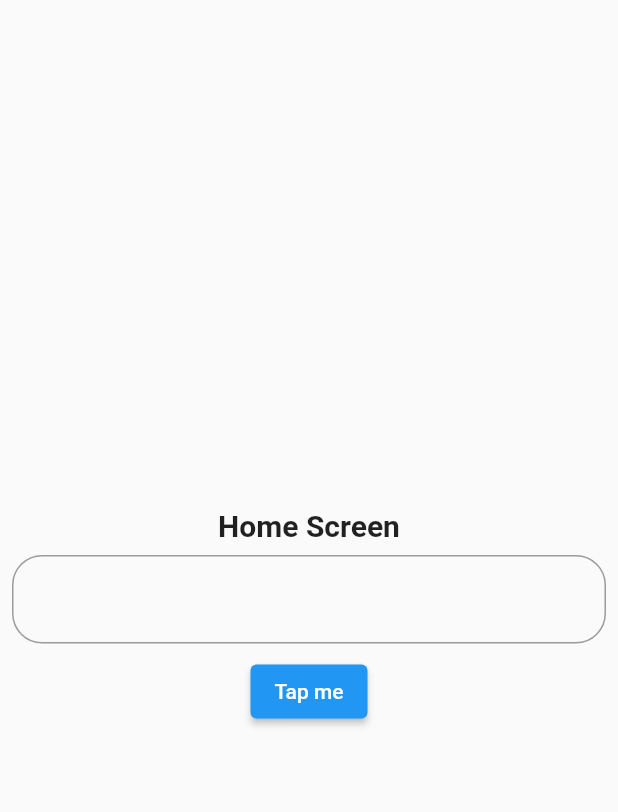
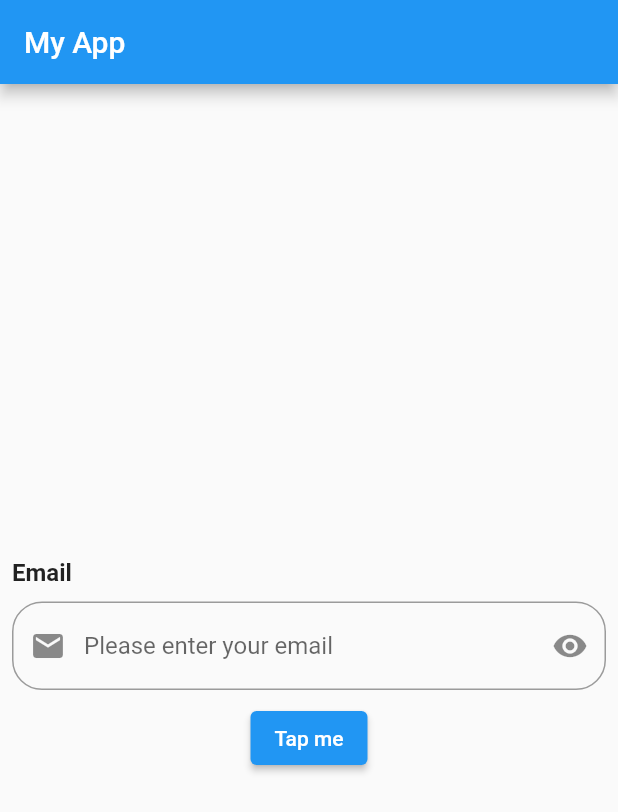
Before and after one commit to parshant986/Login_Page, a Flutter app: the screen it shows after launch, on a phone screen of 412 x 824 dp. Shown: the top 812 px of the screen. Run offline on Flutter 3.47's test engine with Material 2 defaults, Android fonts, the phone set to English and light mode, and no system bars.

Commit message:
first commit

```diff
--- a/lib/src/view/screens/home.dart
+++ b/lib/src/view/screens/home.dart
@@ -1,43 +1,87 @@
 
 import 'package:flutter/material.dart';
 import 'package:september/src/view/screens/second_page.dart';
+import 'package:september/src/view/screens/texts.dart';
 
-class HomeScreen extends StatelessWidget {
+class HomeScreen extends StatefulWidget {
 HomeScreen({super.key});
 
+  @override
+  State<HomeScreen> createState() => _HomeScreenState();
+}
+
+class _HomeScreenState extends State<HomeScreen> {
 TextEditingController _inputController = TextEditingController();
-dynamic formKey = GlobalKey<FormState>();
+
+final formKey = GlobalKey<FormState>();
+
+bool hidePassword = true;
+
+RegExp gmailValidation = RegExp(r'@gmail.com');
 
   @override
   Widget build(BuildContext context) {
     return GestureDetector(
       onTap: () => FocusManager.instance.primaryFocus?.unfocus(),
       child: Scaffold(
+        appBar: AppBar(
+          title: Text(appName),
+        ),
         body: Column(
           mainAxisAlignment: MainAxisAlignment.center,
           children: [
-            Text("Home Screen", style: TextStyle(fontSize: 20, fontWeight: FontWeight.bold),),
+            // Text("Home Screen", style: TextStyle(fontSize: 20, fontWeight: FontWeight.bold),),
           Padding(
             padding: const EdgeInsets.all(8.0),
             child: Form(
               key: formKey,
-              child: TextFormField(
+              child: Column(
+                crossAxisAlignment: CrossAxisAlignment.start,
+                children: [
+                  Text (
+                    "Email",
+                    style:
+                    TextStyle(fontSize: 16, fontWeight: FontWeight.bold),
+                    ),
+                    SizedBox(
+                      height: 10,
+                    ),
+                  TextFormField(
                     controller: _inputController,
                     validator: (value){
                       if(value == null || value.isEmpty){
                         return"This field is required";
-                  }else{
+                      } else if(!gmailValidation.hasMatch(value)){
+                        return "Please enter a valid email";
+                      }
+                      else{
                         return null;
                       }
                     },
+                    obscureText: hidePassword,
+                    autovalidateMode: AutovalidateMode.onUserInteraction,
                     decoration: InputDecoration(
+                      prefixIcon: Icon(Icons.email),
+                      suffixIcon: IconButton(
+                        onPressed: () {
+                          hidePassword = !hidePassword;
+                          setState(() {});
+                        },
+                        icon: Icon(hidePassword
+                        ?Icons.remove_red_eye:
+                        Icons.remove_red_eye_outlined),
+                      ),
+                      hintText: "Please enter your email",
                       border: OutlineInputBorder(borderRadius: BorderRadius.circular(20))
                     ),
+                  ),
+                ],
               ),
             ),
           ),
           ElevatedButton(
             onPressed: (){
+              if(formKey.currentState!.validate())
               Navigator.of(context).push(
                 MaterialPageRoute(builder: ((context) => SecondScreen(
                   title: _inputController.text,
--- a/lib/src/view/screens/second_page.dart
+++ b/lib/src/view/screens/second_page.dart
@@ -1,5 +1,4 @@
 import 'package:flutter/material.dart';
-
 
 
 class SecondScreen extends StatefulWidget {
--- /dev/null
+++ b/lib/src/view/screens/texts.dart
@@ -0,0 +1 @@
+const String appName ="My App";
--- /dev/null
+++ b/lib/src/view/utilis/regEx.dart
@@ -0,0 +1 @@
+RegExp emailValidation =RegExp(r"[a-zA-Z0-9]+[@]+[a-zA-Z]+[.]+[a-zA-Z]");
```
Lines whose indentation alone changed are shown as unchanged.
